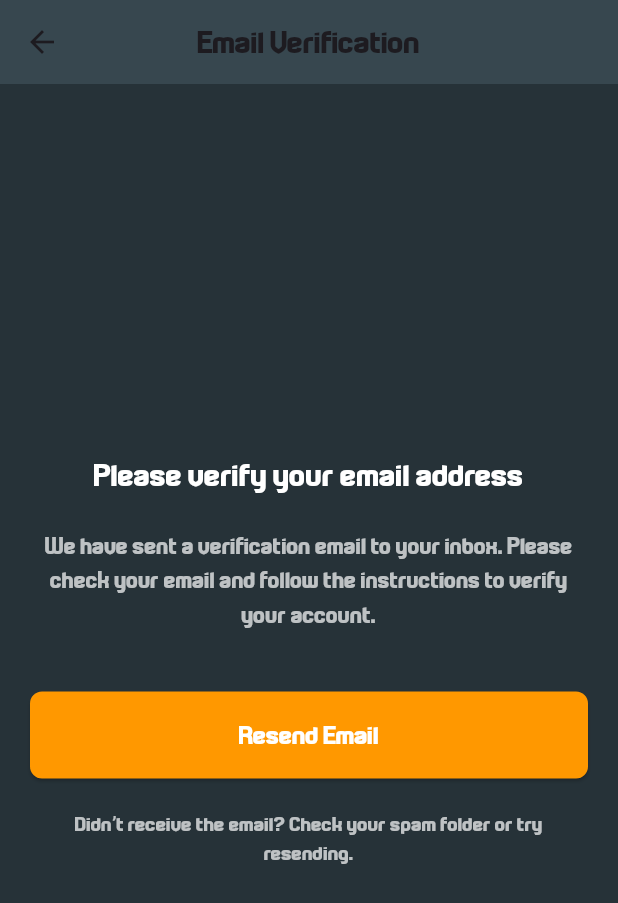
After one commit to 1Shibam/inkflow-Doodle-Drawing-App-, a Flutter app: the EmailVerificationPage screen opened directly, after a tap on "Resend Email", on a phone screen of 412 x 824 dp. The commit adds this screen. Shown: the top 903 px of the screen. Run offline on Flutter 3.47's test engine with Material 3 defaults, Android fonts, the phone set to English and light mode, and no system bars; our stand-ins replace cloud_firestore, firebase_auth, firebase_core, flutter_svg, flutter_svg_provider, get and 2 more; missing offline and left inert: dart:ffi; accounts and stored records are empty; network calls fail.

Commit message:
added email Verification

```diff
--- a/lib/auth/wrapper.dart
+++ b/lib/auth/wrapper.dart
@@ -1,7 +1,8 @@
 import 'package:firebase_auth/firebase_auth.dart';
 import 'package:flutter/material.dart';
-import 'package:inkflow/pages/gharpage.dart';
+import 'package:inkflow/pages/home_screen.dart';
 import 'package:inkflow/pages/login.dart';
+import 'package:inkflow/pages/verification_screen.dart';
 
 class Wrapper extends StatefulWidget {
   const Wrapper({super.key});
@@ -18,7 +19,10 @@ class _WrapperState extends State<Wrapper> {
           stream: FirebaseAuth.instance.authStateChanges(),
           builder: (context, snapshot) {
             if (snapshot.hasData) {
-              return Gharpage();
+              if (snapshot.data?.emailVerified == true) {
+                return HomeScreen();
+              }
+              return EmailVerificationPage();
             } else {
               return Login();
             }
--- a/lib/pages/gharpage.dart
+++ b/lib/pages/home_screen.dart
@@ -6,14 +6,14 @@ import 'package:flutter/material.dart';
 import 'package:inkflow/auth/wrapper.dart';
 import 'package:inkflow/methods/mydrawer.dart';
 
-class Gharpage extends StatefulWidget {
-  const Gharpage({super.key});
+class HomeScreen extends StatefulWidget {
+  const HomeScreen({super.key});
 
   @override
-  State<Gharpage> createState() => _GharpageState();
+  State<HomeScreen> createState() => _HomeScreenState();
 }
 
-class _GharpageState extends State<Gharpage> {
+class _HomeScreenState extends State<HomeScreen> {
   final GlobalKey<ScaffoldState> _scaffoldKey = GlobalKey<ScaffoldState>();
   //Document Ids
   List<String> documentIds = [];
--- a/lib/pages/login.dart
+++ b/lib/pages/login.dart
@@ -3,7 +3,7 @@
 import 'dart:ffi';
 import 'dart:ui';
 import 'package:flutter/rendering.dart';
-import 'package:inkflow/pages/gharpage.dart';
+import 'package:inkflow/pages/home_screen.dart';
 import 'package:inkflow/services/auth_service.dart';
 
 import '../methods/loader.dart';
--- a/lib/pages/profile_page.dart
+++ b/lib/pages/profile_page.dart
@@ -15,10 +15,6 @@ class ProfilePage extends StatefulWidget {
 class _ProfilePageState extends State<ProfilePage> {
   //user
   final currentUser = FirebaseAuth.instance.currentUser!;
-
-  //all users
-
-  final userCollection = FirebaseFirestore.instance.collection("Users");
   @override
   Widget build(BuildContext context) {
     return Scaffold(
@@ -62,7 +58,6 @@ class _ProfilePageState extends State<ProfilePage> {
 //username
                   Align(
                     alignment: Alignment.center,
-                    child: Flexible(
                     child: Container(
                       padding: const EdgeInsets.all(4),
                       decoration: ShapeDecoration(
@@ -77,8 +72,7 @@ class _ProfilePageState extends State<ProfilePage> {
                           crossAxisAlignment: CrossAxisAlignment.start,
                           children: [
                             Row(
-                                mainAxisAlignment:
-                                    MainAxisAlignment.spaceBetween,
+                              mainAxisAlignment: MainAxisAlignment.spaceBetween,
                               children: [
                                 const Text(
                                   'User Name',
@@ -116,14 +110,12 @@ class _ProfilePageState extends State<ProfilePage> {
                       ),
                     ),
                   ),
-                  ),
                   const SizedBox(
                     height: 12,
                   ),
                   //email
                   Align(
                     alignment: Alignment.center,
-                    child: Flexible(
                     child: Container(
                       padding: const EdgeInsets.all(4),
                       decoration: ShapeDecoration(
@@ -138,8 +130,7 @@ class _ProfilePageState extends State<ProfilePage> {
                           crossAxisAlignment: CrossAxisAlignment.start,
                           children: [
                             const Row(
-                                mainAxisAlignment:
-                                    MainAxisAlignment.spaceBetween,
+                              mainAxisAlignment: MainAxisAlignment.spaceBetween,
                               children: [
                                 Text(
                                   'Email',
@@ -168,7 +159,6 @@ class _ProfilePageState extends State<ProfilePage> {
                       ),
                     ),
                   ),
-                  ),
                   const SizedBox(
                     height: 12,
                   ),
@@ -176,7 +166,6 @@ class _ProfilePageState extends State<ProfilePage> {
                   //Pawword
                   Align(
                     alignment: Alignment.center,
-                    child: Flexible(
                     child: Container(
                       padding: const EdgeInsets.all(4),
                       decoration: ShapeDecoration(
@@ -191,8 +180,7 @@ class _ProfilePageState extends State<ProfilePage> {
                           crossAxisAlignment: CrossAxisAlignment.start,
                           children: [
                             Row(
-                                mainAxisAlignment:
-                                    MainAxisAlignment.spaceBetween,
+                              mainAxisAlignment: MainAxisAlignment.spaceBetween,
                               children: [
                                 const Text(
                                   'Password',
@@ -229,7 +217,6 @@ class _ProfilePageState extends State<ProfilePage> {
                                   color: Colors.white),
                             ),
                           ],
-                          ),
                         ),
                       ),
                     ),
@@ -301,9 +288,6 @@ Future<void> editUserName(context) async {
     ),
   );
 }
-//updating the name in firestore
-
-//updating the name in firestore
 
 //method for masking the user email
 String maskEmail(String email) {
--- /dev/null
+++ b/lib/pages/verification_screen.dart
@@ -0,0 +1,110 @@
+// ignore_for_file: avoid_print
+
+import 'dart:async';
+
+import 'package:firebase_auth/firebase_auth.dart';
+import 'package:flutter/material.dart';
+import 'package:inkflow/auth/wrapper.dart';
+import 'package:inkflow/services/auth_service.dart';
+
+class EmailVerificationPage extends StatefulWidget {
+  const EmailVerificationPage({super.key});
+
+  @override
+  State<EmailVerificationPage> createState() => _EmailVerificationPageState();
+}
+
+class _EmailVerificationPageState extends State<EmailVerificationPage> {
+  final _auth = authService();
+  late Timer timer;
+  @override
+  void initState() {
+    super.initState();
+    _auth.emailVerificationLink();
+    timer = Timer.periodic(Duration(seconds: 5), (timer) {
+      FirebaseAuth.instance.currentUser?.reload();
+      if (FirebaseAuth.instance.currentUser!.emailVerified == true) {
+        timer.cancel();
+        Navigator.pushReplacement(
+            context,
+            MaterialPageRoute(
+              builder: (context) => Wrapper(),
+            ));
+      }
+    });
+  }
+
+  @override
+  Widget build(BuildContext context) {
+    return Scaffold(
+      backgroundColor: Colors.blueGrey[900],
+      appBar: AppBar(
+        title: const Text(
+          'Email Verification',
+          style: TextStyle(fontFamily: 'Technoma'),
+        ),
+        backgroundColor: Colors.blueGrey[800],
+        centerTitle: true,
+      ),
+      body: Padding(
+        padding: const EdgeInsets.all(20.0),
+        child: Column(
+          mainAxisAlignment: MainAxisAlignment.center,
+          crossAxisAlignment: CrossAxisAlignment.stretch,
+          children: [
+            const Text(
+              'Please verify your email address',
+              style: TextStyle(
+                fontFamily: 'Technoma',
+                fontSize: 22,
+                color: Colors.white,
+              ),
+              textAlign: TextAlign.center,
+            ),
+            const SizedBox(height: 20),
+            const Text(
+              'We have sent a verification email to your inbox. Please check your email and follow the instructions to verify your account.',
+              style: TextStyle(
+                fontFamily: 'Technoma',
+                fontSize: 16,
+                color: Colors.white70,
+              ),
+              textAlign: TextAlign.center,
+            ),
+            const SizedBox(height: 40),
+            ElevatedButton(
+              onPressed: () async {
+                _auth.emailVerificationLink();
+              },
+              style: ElevatedButton.styleFrom(
+                backgroundColor: Colors.orange,
+                padding: const EdgeInsets.symmetric(vertical: 16),
+                shape: RoundedRectangleBorder(
+                  borderRadius: BorderRadius.circular(8),
+                ),
+              ),
+              child: const Text(
+                'Resend Email',
+                style: TextStyle(
+                  fontFamily: 'Technoma',
+                  fontSize: 18,
+                  color: Colors.white,
+                ),
+              ),
+            ),
+            const SizedBox(height: 20),
+            const Text(
+              'Didn’t receive the email? Check your spam folder or try resending.',
+              style: TextStyle(
+                fontFamily: 'Technoma',
+                fontSize: 14,
+                color: Colors.white70,
+              ),
+              textAlign: TextAlign.center,
+            ),
+          ],
+        ),
+      ),
+    );
+  }
+}
--- a/lib/services/auth_service.dart
+++ b/lib/services/auth_service.dart
@@ -1,9 +1,18 @@
-// ignore_for_file: camel_case_types
+// ignore_for_file: camel_case_types, avoid_print
 
 import 'package:firebase_auth/firebase_auth.dart';
 import 'package:google_sign_in/google_sign_in.dart';
 
 class authService {
+  final _auth = FirebaseAuth.instance;
+  Future<void> emailVerificationLink() async {
+    try {
+      await _auth.currentUser?.sendEmailVerification();
+    } catch (e) {
+      print(e.toString());
+    }
+  }
+
   //google sign in
   Future signInWithGoogle() async {
     //beginning of google sign in
```
Lines whose indentation alone changed are shown as unchanged.
